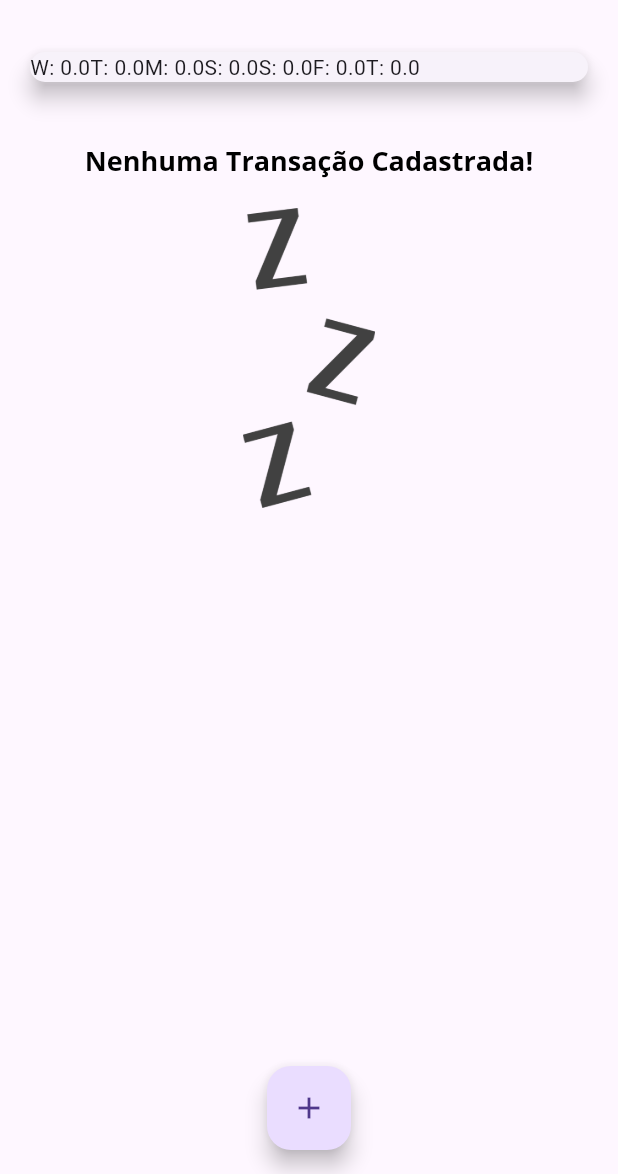
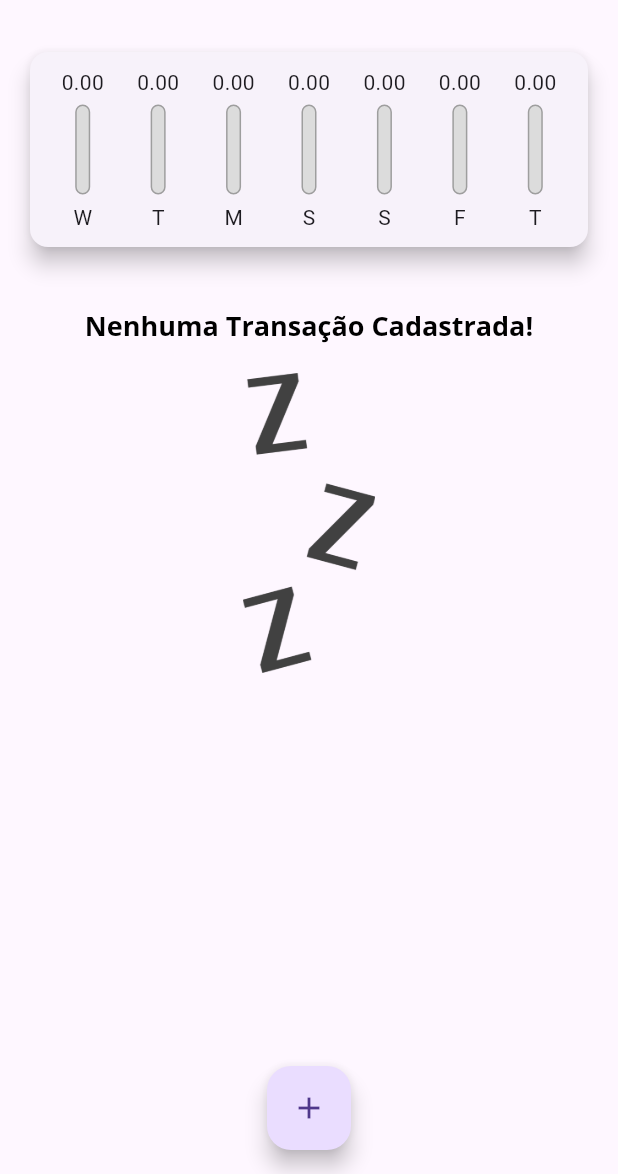
Before and after one commit to ThiagoCostaD/expenses, a Flutter app: the screen it shows after launch, on a phone screen of 412 x 824 dp, the part 62-1236 px from its top. Run offline on Flutter 3.47's test engine with Material 3 defaults, Android fonts, the light colour scheme and no system bars.

Commit message:
final do chart

```diff
--- a/lib/components/chart.dart
+++ b/lib/components/chart.dart
@@ -1,22 +1,23 @@
 import 'package:expenses/models/transaction.dart';
 import 'package:flutter/material.dart';
 import 'package:intl/intl.dart';
+import 'chart_bar.dart';
 
-class Chart extends StatelessWidget{
+class Chart extends StatelessWidget {
   final List<Transaction> recentTransactions;
   const Chart(this.recentTransactions, {Key? key}) : super(key: key);
 
-  List<Map<String, Object>> get groupTransactions{
-    return List.generate(7, (index){
-      final weekDay =  DateTime.now().subtract(
+  List<Map<String, Object>> get groupTransactions {
+    return List.generate(7, (index) {
+      final weekDay = DateTime.now().subtract(
         Duration(days: index),
       );
       double totalSum = 0.0;
-      for(var i = 0; i < recentTransactions.length; i++){
+      for (var i = 0; i < recentTransactions.length; i++) {
         bool sameDay = recentTransactions[i].date.day == weekDay.day;
         bool sameMonth = recentTransactions[i].date.month == weekDay.month;
         bool sameYear = recentTransactions[i].date.year == weekDay.year;
-        if(sameDay && sameMonth && sameYear){
+        if (sameDay && sameMonth && sameYear) {
           totalSum += recentTransactions[i].value;
         }
       }
@@ -24,20 +25,36 @@ class Chart extends StatelessWidget{
         'day': DateFormat.E().format(weekDay)[0],
         'value': totalSum,
       };
-    }
-    );
+    });
+  }
+
+  double get _weekTotalValue {
+    return groupTransactions.fold(0.0, (sum, tr) {
+      return sum + (tr['value'] as double);
+    });
   }
 
   @override
-  Widget build(BuildContext context){
+  Widget build(BuildContext context) {
     groupTransactions;
     return Card(
       elevation: 6,
       margin: const EdgeInsets.all(20),
-      child: Row(
-        children: groupTransactions.map((tr){
-          return Text('${tr['day']}: ${tr['value']}');
-        }).toList(),
+      child: Padding(
+        padding: const EdgeInsets.all(10),
+        child: Row(
+          mainAxisAlignment: MainAxisAlignment.spaceAround,
+          children: groupTransactions.map((tr) {
+            return Flexible(
+              fit: FlexFit.tight,
+              child: ChartBar(
+                label: tr['day'] as String,
+                value: tr['value'] as double,
+                percentage: (tr['value'] as double) / _weekTotalValue,
+              ),
+            );
+          }).toList(),
+        ),
       ),
     );
   }
--- /dev/null
+++ b/lib/components/chart_bar.dart
@@ -0,0 +1,55 @@
+import 'package:flutter/material.dart';
+
+class ChartBar extends StatelessWidget {
+  final String label;
+  final double value;
+  final double percentage;
+
+  const ChartBar(
+      {Key? key,
+      required this.label,
+      required this.value,
+      required this.percentage})
+      : super(key: key);
+
+  @override
+  Widget build(BuildContext context) {
+    return Column(
+      children: <Widget>[
+        FittedBox(
+          child: Text(value.toStringAsFixed(2)),
+        ),
+        const SizedBox(height: 5),
+        SizedBox(
+          height: 60,
+          width: 10,
+          child: Stack(
+            alignment: Alignment.bottomCenter,
+            children: [
+              Container(
+                decoration: BoxDecoration(
+                  border: Border.all(
+                    color: Colors.grey,
+                    width: 1.0,
+                  ),
+                  color: const Color.fromRGBO(220, 220, 220, 1),
+                  borderRadius: BorderRadius.circular(5),
+                ),
+              ),
+              FractionallySizedBox(
+                  heightFactor: percentage,
+                  child: Container(
+                    decoration: BoxDecoration(
+                      color: Theme.of(context).primaryColor,
+                      borderRadius: BorderRadius.circular(5),
+                    ),
+                  ))
+            ],
+          ),
+        ),
+        const SizedBox(height: 5),
+        Text(label),
+      ],
+    );
+  }
+}
```
Also changed, not shown: 3 other files.
